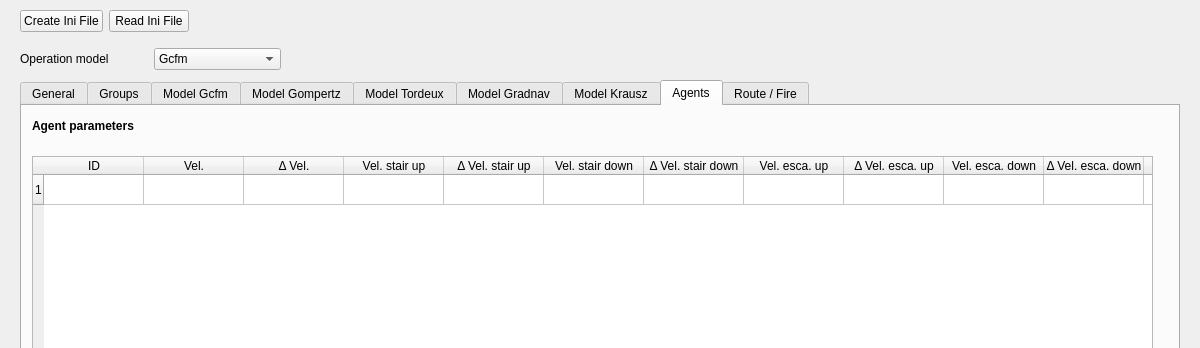
First picture: the form in forms/inifilewidget.ui, repository JuPedSim/jpseditor, before the edit; both pictures show x 0 to 1200 and y 0 to 348 of the 1200 by 576 pixel window.
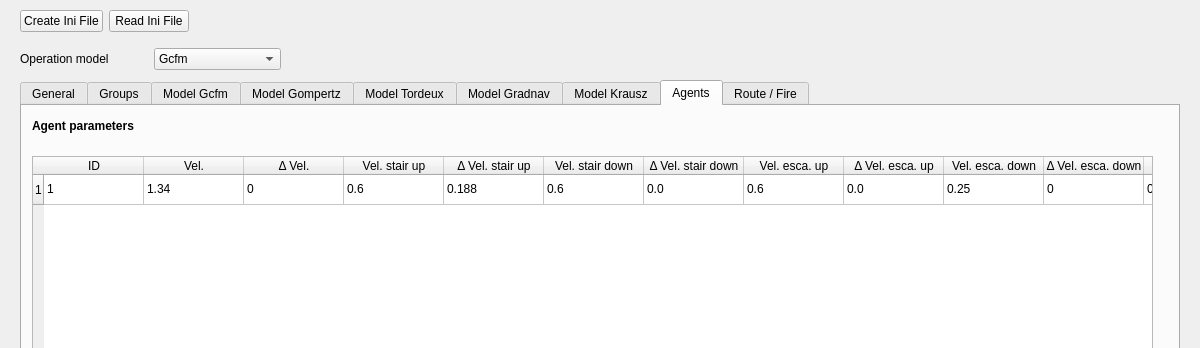
Second picture: the form after the edit. The open tabs and pages were chosen to show the change.

Commit message: Add default values in inifile generator

Patch:
```diff
--- a/forms/inifilewidget.ui
+++ b/forms/inifilewidget.ui
@@ -2501,6 +2501,141 @@
        <string>Freq. B</string>
       </property>
      </column>
+     <item row="0" column="0">
+      <property name="text">
+       <string>1</string>
+      </property>
+     </item>
+     <item row="0" column="1">
+      <property name="text">
+       <string>1.34</string>
+      </property>
+     </item>
+     <item row="0" column="2">
+      <property name="text">
+       <string>0</string>
+      </property>
+     </item>
+     <item row="0" column="3">
+      <property name="text">
+       <string>0.6</string>
+      </property>
+     </item>
+     <item row="0" column="4">
+      <property name="text">
+       <string>0.188</string>
+      </property>
+     </item>
+     <item row="0" column="5">
+      <property name="text">
+       <string>0.6</string>
+      </property>
+     </item>
+     <item row="0" column="6">
+      <property name="text">
+       <string>0.0</string>
+      </property>
+     </item>
+     <item row="0" column="7">
+      <property name="text">
+       <string>0.6</string>
+      </property>
+     </item>
+     <item row="0" column="8">
+      <property name="text">
+       <string>0.0</string>
+      </property>
+     </item>
+     <item row="0" column="9">
+      <property name="text">
+       <string>0.25</string>
+      </property>
+     </item>
+     <item row="0" column="10">
+      <property name="text">
+       <string>0</string>
+      </property>
+     </item>
+     <item row="0" column="11">
+      <property name="text">
+       <string>0.2</string>
+      </property>
+     </item>
+     <item row="0" column="12">
+      <property name="text">
+       <string>0</string>
+      </property>
+     </item>
+     <item row="0" column="13">
+      <property name="text">
+       <string>0.15</string>
+      </property>
+     </item>
+     <item row="0" column="14">
+      <property name="text">
+       <string>0</string>
+      </property>
+     </item>
+     <item row="0" column="15">
+      <property name="text">
+       <string>0.15</string>
+      </property>
+     </item>
+     <item row="0" column="16">
+      <property name="text">
+       <string>0</string>
+      </property>
+     </item>
+     <item row="0" column="17">
+      <property name="text">
+       <string>0.5</string>
+      </property>
+     </item>
+     <item row="0" column="18">
+      <property name="text">
+       <string>0</string>
+      </property>
+     </item>
+     <item row="0" column="19">
+      <property name="text">
+       <string>0</string>
+      </property>
+     </item>
+     <item row="0" column="20">
+      <property name="text">
+       <string>0</string>
+      </property>
+     </item>
+     <item row="0" column="21">
+      <property name="text">
+       <string>1</string>
+      </property>
+     </item>
+     <item row="0" column="22">
+      <property name="text">
+       <string>0</string>
+      </property>
+     </item>
+     <item row="0" column="23">
+      <property name="text">
+       <string/>
+      </property>
+     </item>
+     <item row="0" column="24">
+      <property name="text">
+       <string/>
+      </property>
+     </item>
+     <item row="0" column="25">
+      <property name="text">
+       <string/>
+      </property>
+     </item>
+     <item row="0" column="26">
+      <property name="text">
+       <string/>
+      </property>
+     </item>
     </widget>
     <widget class="QLabel" name="label_agents_krausz_a">
      <property name="geometry">
```
Left out of the diff: 187 changed lines with no effect on the pictures.
